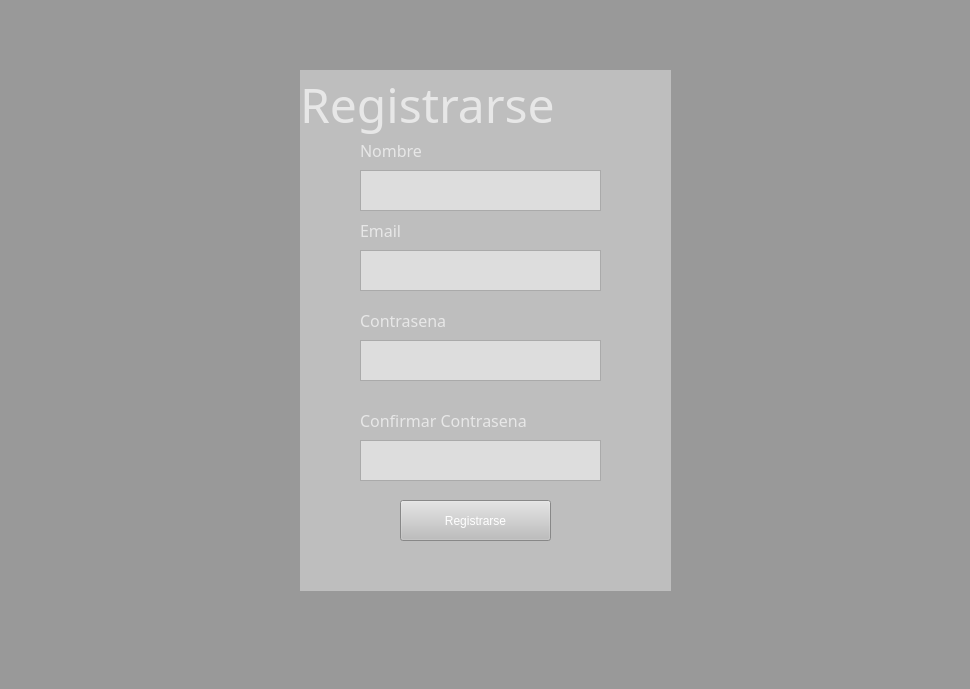
jeanortiz22/Gestor-de-tareas-poo, file GestordeTareas1.0/Interfaz/Registro.ui: the form before one commit.
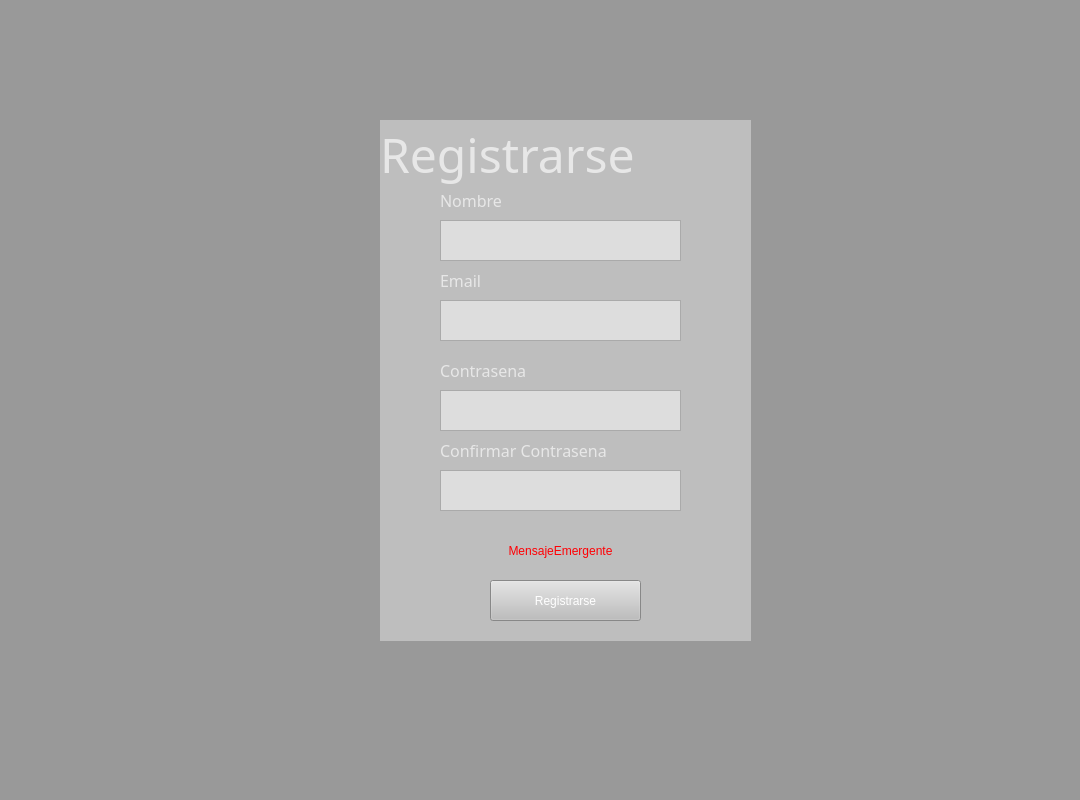
The form after the commit.

Commit message: Se agrega el boton de registro y se arredlan funcionalidades

What changed in the file:
```diff
--- a/GestordeTareas1.0/Interfaz/Registro.ui
+++ b/GestordeTareas1.0/Interfaz/Registro.ui
@@ -6,13 +6,28 @@
    <rect>
     <x>0</x>
     <y>0</y>
-    <width>970</width>
-    <height>689</height>
+    <width>1080</width>
+    <height>800</height>
    </rect>
   </property>
+  <property name="minimumSize">
+   <size>
+    <width>1080</width>
+    <height>800</height>
+   </size>
+  </property>
+  <property name="maximumSize">
+   <size>
+    <width>1080</width>
+    <height>800</height>
+   </size>
+  </property>
   <property name="windowTitle">
    <string>MainWindow</string>
   </property>
+  <property name="autoFillBackground">
+   <bool>true</bool>
+  </property>
   <property name="styleSheet">
    <string notr="true">background-color: rgb(153, 153, 153);</string>
   </property>
@@ -20,8 +35,8 @@
    <widget class="QWidget" name="widget" native="true">
     <property name="geometry">
      <rect>
-      <x>300</x>
-      <y>130</y>
+      <x>380</x>
+      <y>180</y>
       <width>371</width>
       <height>461</height>
      </rect>
@@ -30,7 +45,7 @@
      <string notr="true">background-color: rgb(190, 190, 190);
 border-color: qlineargradient(spread:pad, x1:0, y1:0, x2:1, y2:0, stop:0 rgba(0, 0, 0, 255), stop:1 rgba(255, 255, 255, 255));</string>
     </property>
-    <widget class="QTextEdit" name="Nombre">
+    <widget class="QTextEdit" name="INombre">
      <property name="geometry">
       <rect>
        <x>60</x>
@@ -58,7 +73,7 @@
 font: 14pt &quot;MS Shell Dlg 2&quot;;</string>
      </property>
     </widget>
-    <widget class="QTextEdit" name="Contrasena">
+    <widget class="QTextEdit" name="INContrasena">
      <property name="geometry">
       <rect>
        <x>60</x>
@@ -76,7 +91,7 @@
      <property name="geometry">
       <rect>
        <x>60</x>
-       <y>310</y>
+       <y>290</y>
        <width>241</width>
        <height>41</height>
       </rect>
@@ -89,8 +104,8 @@
     <widget class="QPushButton" name="Registro">
      <property name="geometry">
       <rect>
-       <x>100</x>
-       <y>370</y>
+       <x>110</x>
+       <y>400</y>
        <width>151</width>
        <height>41</height>
       </rect>
@@ -104,7 +119,7 @@
       <string>Registrarse</string>
      </property>
     </widget>
-    <widget class="QLabel" name="Registrarse_2">
+    <widget class="QLabel" name="Nombre">
      <property name="enabled">
       <bool>true</bool>
      </property>
@@ -176,7 +191,7 @@
       <enum>Qt::PlainText</enum>
      </property>
     </widget>
-    <widget class="QLabel" name="Registrarse_4">
+    <widget class="QLabel" name="Contrasena">
      <property name="enabled">
       <bool>true</bool>
      </property>
@@ -184,7 +199,7 @@
       <rect>
        <x>60</x>
        <y>180</y>
-       <width>91</width>
+       <width>121</width>
        <height>21</height>
       </rect>
      </property>
@@ -219,7 +234,7 @@
      <property name="geometry">
       <rect>
        <x>60</x>
-       <y>280</y>
+       <y>260</y>
        <width>201</width>
        <height>21</height>
       </rect>
@@ -248,6 +263,29 @@
       <enum>Qt::PlainText</enum>
      </property>
     </widget>
+    <widget class="QLabel" name="MensajeEmergente">
+     <property name="geometry">
+      <rect>
+       <x>30</x>
+       <y>350</y>
+       <width>301</width>
+       <height>41</height>
+      </rect>
+     </property>
+     <property name="styleSheet">
+      <string notr="true">font: 10pt &quot;MS Shell Dlg 2&quot;;
+color: rgb(255, 0, 4);</string>
+     </property>
+     <property name="text">
+      <string>MensajeEmergente</string>
+     </property>
+     <property name="alignment">
+      <set>Qt::AlignCenter</set>
+     </property>
+     <property name="wordWrap">
+      <bool>true</bool>
+     </property>
+    </widget>
    </widget>
    <widget class="QLabel" name="Registrarse">
     <property name="enabled">
@@ -255,8 +293,8 @@
     </property>
     <property name="geometry">
      <rect>
-      <x>300</x>
-      <y>70</y>
+      <x>380</x>
+      <y>120</y>
       <width>371</width>
       <height>68</height>
      </rect>
```
Left out of the diff: 14 changed lines with no effect on the pictures. The commit also changes 16 other files.
